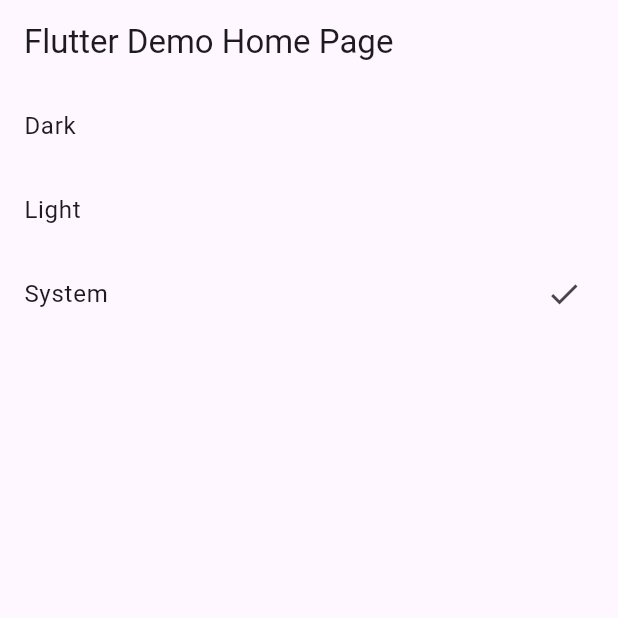
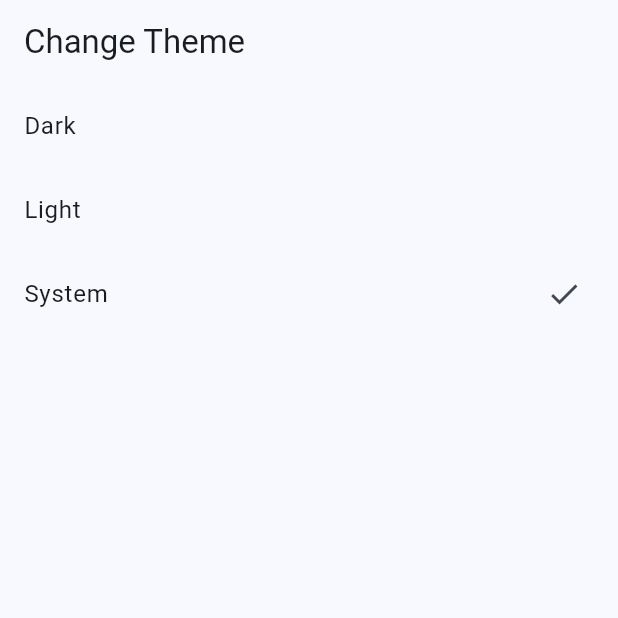
Before and after one commit to azharbinanwar/theme-change, a Flutter app: the screen it shows after launch, on a phone screen of 412 x 824 dp, the top half of it. Run offline on Flutter 3.47's test engine with Material 3 defaults, Android fonts, the phone set to English and light mode, and no system bars; our stand-ins replace flutter_bloc, hydrated_bloc.

Commit message:
Update theme classes

```diff
--- /dev/null
+++ b/lib/config/app_theme.dart
@@ -0,0 +1,17 @@
+import 'package:flutter/material.dart';
+
+class AppTheme {
+  static ThemeData get dark => ThemeData(
+        colorScheme: ColorScheme.fromSeed(
+          brightness: Brightness.dark,
+          seedColor: Colors.green,
+        ),
+      );
+
+  static ThemeData get light => ThemeData(
+        colorScheme: ColorScheme.fromSeed(
+          brightness: Brightness.light,
+          seedColor: Colors.blue,
+        ),
+      );
+}
--- a/lib/config/theme_dark.dart
+++ /dev/null
@@ -1,10 +0,0 @@
-import 'package:flutter/material.dart';
-
-class ThemeDark {
-  static ThemeData get theme => ThemeData(
-        colorScheme: ColorScheme.fromSeed(
-          brightness: Brightness.dark,
-          seedColor: Colors.green,
-        ),
-      );
-}
--- a/lib/config/theme_light.dart
+++ /dev/null
@@ -1,10 +0,0 @@
-import 'package:flutter/material.dart';
-
-class ThemeLight {
-  static ThemeData get theme => ThemeData(
-        colorScheme: ColorScheme.fromSeed(
-          brightness: Brightness.light,
-          seedColor: Colors.blue,
-        ),
-      );
-}
--- a/lib/main.dart
+++ b/lib/main.dart
@@ -4,6 +4,7 @@ import 'package:flutter_bloc/flutter_bloc.dart';
 import 'package:hydrated_bloc/hydrated_bloc.dart';
 import 'package:path_provider/path_provider.dart';
 import 'package:themechange/bloc/theme_cubit.dart';
+import 'package:themechange/config/app_theme.dart';
 
 Future<void> main() async {
   /// initialize hydrated bloc
@@ -29,9 +30,9 @@ class MyApp extends StatelessWidget {
             debugShowCheckedModeBanner: false,
             themeMode: mode,
             title: 'Theme change',
-            theme: ThemeData.light(),
-            darkTheme: ThemeData.dark(),
-            home: const MyHomePage(title: 'Flutter Demo Home Page'),
+            theme: AppTheme.light,
+            darkTheme: AppTheme.dark,
+            home: MyHomePage(),
           );
         },
       ),
@@ -39,17 +40,10 @@ class MyApp extends StatelessWidget {
   }
 }
 
-class MyHomePage extends StatefulWidget {
-  const MyHomePage({super.key, required this.title});
+class MyHomePage extends StatelessWidget {
+  const MyHomePage({super.key});
 
-  final String title;
-
-  @override
-  State<MyHomePage> createState() => _MyHomePageState();
-}
-
-class _MyHomePageState extends State<MyHomePage> {
-  final List<(String, ThemeMode)> _themes = [
+  final List<(String, ThemeMode)> _themes = const [
     ('Dark', ThemeMode.dark),
     ('Light', ThemeMode.light),
     ('System', ThemeMode.system),
@@ -58,7 +52,7 @@ class _MyHomePageState extends State<MyHomePage> {
   @override
   Widget build(BuildContext context) {
     return Scaffold(
-      appBar: AppBar(title: Text(widget.title)),
+      appBar: AppBar(title: const Text('Change Theme')),
       body: Center(
         child: BlocBuilder<ThemeCubit, ThemeMode>(
           builder: (context, selectedTheme) {
```
